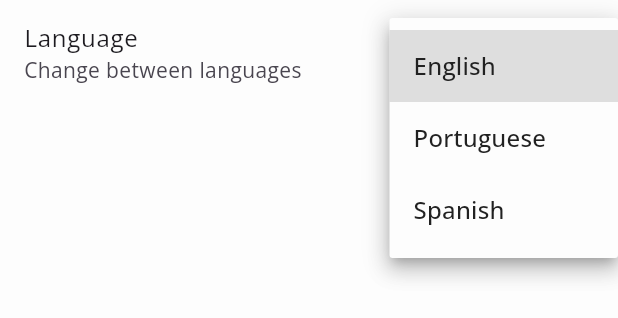
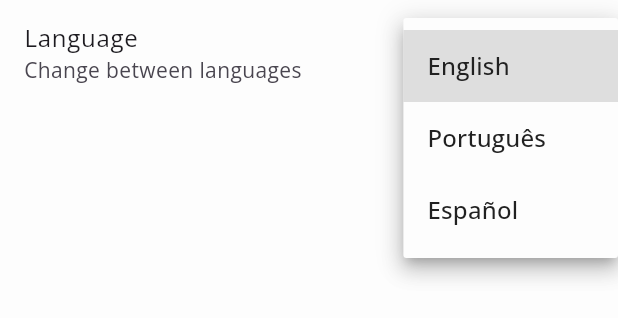
Before and after one commit to hotaydev/professional-contact-app, a Flutter app: the LanguageSelector widget shown alone on an empty page, opened directly, after a tap on "English", on a phone screen of 412 x 824 dp. Shown: the top 318 px of the screen. Run offline on Flutter 3.47's test engine with Material 3 defaults, Android fonts, the phone set to English and light mode, and no system bars; our stand-ins replace cached_network_image, device_info_plus, easy_localization, package_info_plus, qr_flutter, share_plus and 1 more; missing offline and left inert: nfc_manager; accounts and stored records are empty.

Commit message:
refactor: added multiple language inputs

```diff
--- a/assets/translations/en.json
+++ b/assets/translations/en.json
@@ -28,12 +28,7 @@
     },
     "language": {
       "title": "Language",
-      "subtitle": "Change between languages",
-      "options": {
-        "portuguese": "Portuguese",
-        "english": "English",
-        "spanish": "Spanish"
-      }
+      "subtitle": "Change between languages"
     },
     "github": "View in GitHub",
     "review": "Leave a Review",
@@ -55,6 +50,7 @@
       "org": "Organization",
       "title": "Title / Role",
       "phone": "Phone Number",
+      "phone_hint": "Use any format, ideally with country code",
       "email": "Email",
       "url": "URL",
       "notes": "Notes"
--- a/assets/translations/es.json
+++ b/assets/translations/es.json
@@ -28,12 +28,7 @@
     },
     "language": {
       "title": "Idioma",
-      "subtitle": "Cambia entre idiomas",
-      "options": {
-        "portuguese": "Portugués",
-        "english": "Inglés",
-        "spanish": "Español"
-      }
+      "subtitle": "Cambia entre idiomas"
     },
     "github": "Ver en GitHub",
     "review": "Deja una Reseña",
@@ -55,6 +50,7 @@
       "org": "Organización",
       "title": "Título / Rol",
       "phone": "Número de Teléfono",
+      "phone_hint": "Preferiblemente con código de país",
       "email": "Correo Electrónico",
       "url": "URL",
       "notes": "Notas"
--- a/assets/translations/pt.json
+++ b/assets/translations/pt.json
@@ -28,12 +28,7 @@
     },
     "language": {
       "title": "Idioma",
-      "subtitle": "Alterar entre idiomas",
-      "options": {
-        "portuguese": "Português",
-        "english": "Inglês",
-        "spanish": "Espanhol"
-      }
+      "subtitle": "Alterar entre idiomas"
     },
     "github": "Ver no GitHub",
     "review": "Deixar uma crítica",
@@ -55,6 +50,7 @@
       "org": "Organização",
       "title": "Título / Cargo",
       "phone": "Número de Telefone",
+      "phone_hint": "Preferencialmente com código do país",
       "email": "E-mail",
       "url": "URL / Link",
       "notes": "Notas"
--- a/lib/views/settings.dart
+++ b/lib/views/settings.dart
@@ -269,15 +269,9 @@ class LanguageSelector extends StatelessWidget {
         dropdownColor: Theme.of(context).scaffoldBackgroundColor,
         value: languageValue,
         items: [
-          DropdownMenuItem(
-              value: 'English',
-              child: Text('settings.language.options.english'.tr())),
-          DropdownMenuItem(
-              value: 'Portuguese',
-              child: Text('settings.language.options.portuguese'.tr())),
-          DropdownMenuItem(
-              value: 'Spanish',
-              child: Text('settings.language.options.spanish'.tr())),
+          DropdownMenuItem(value: 'English', child: Text('English')),
+          DropdownMenuItem(value: 'Portuguese', child: Text('Português')),
+          DropdownMenuItem(value: 'Spanish', child: Text('Español')),
         ],
         onChanged: (value) {
           Locale locale = switch (value) {
```
Also changed, not shown: lib/views/profile.dart (+7 -2 lines).
